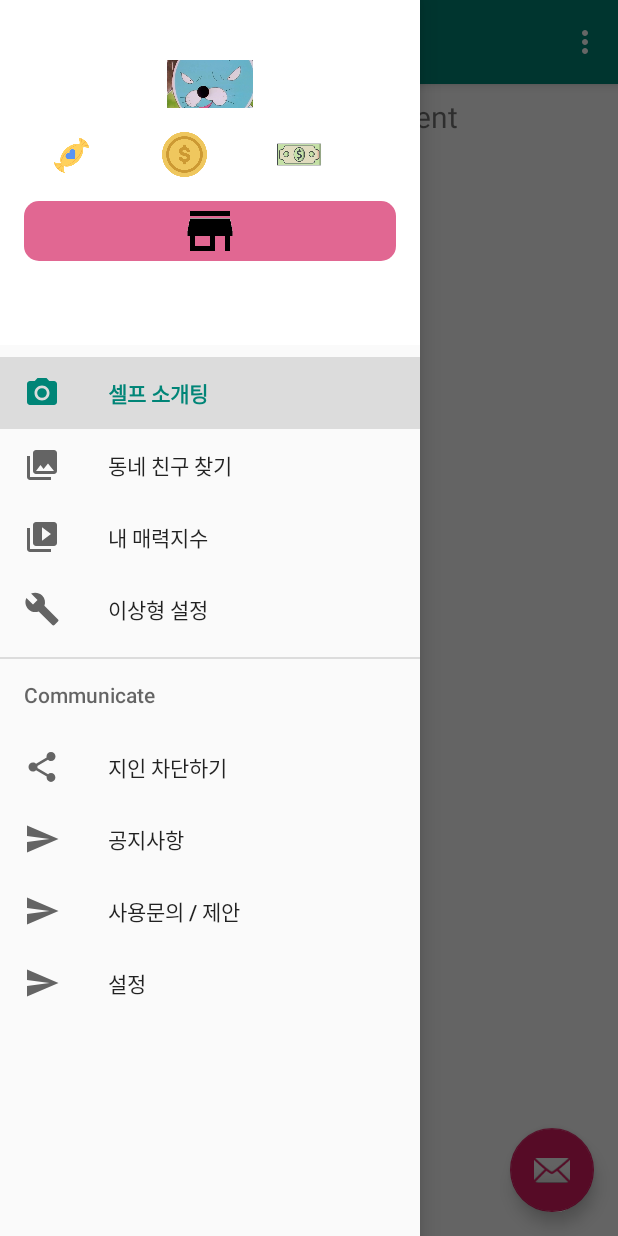
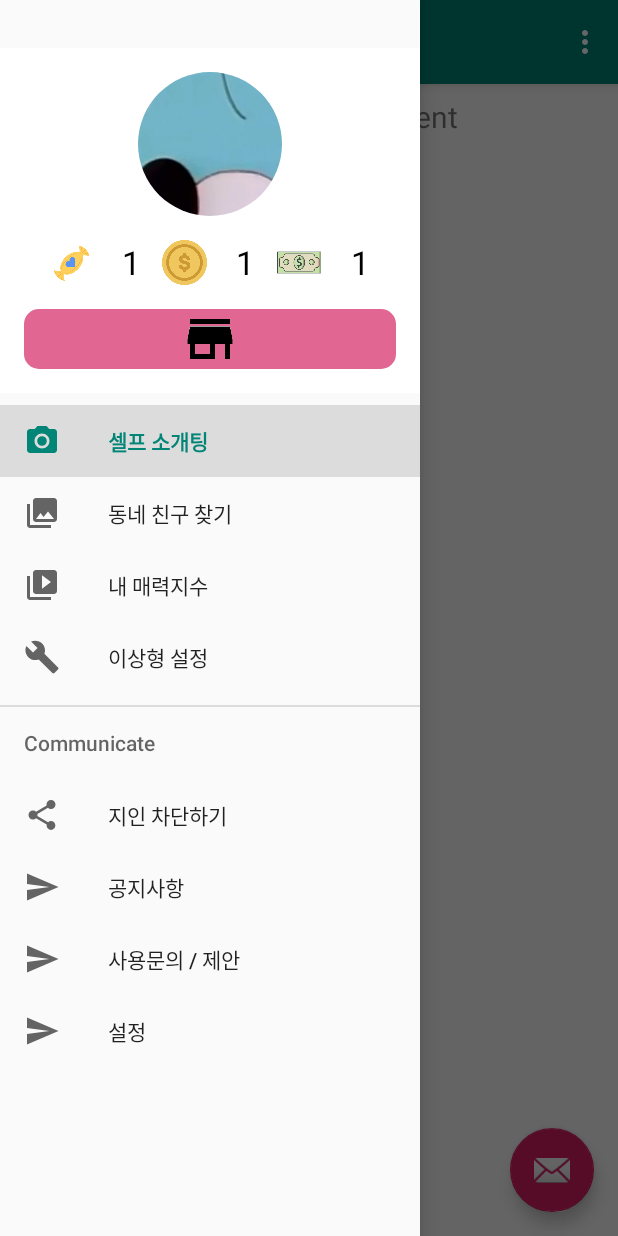
Before and after one commit to JASON8917/DateApp, an Android app: the screen it shows after launch (MainActivity), with the side drawer open, on a phone screen of 412 x 824 dp. Run offline under Robolectric (Android 15) with nearby library versions, the phone set to English and light mode, and no system bars; our stand-ins replace CircleImageView, navigation-ui.

Commit message:
navigationvar-profile-image_round complete 2019-11-12

```diff
--- a/app/build.gradle
+++ b/app/build.gradle
@@ -29,6 +29,7 @@ dependencies {
     implementation 'androidx.navigation:navigation-fragment:2.0.0'
     implementation 'androidx.navigation:navigation-ui:2.0.0'
     implementation 'androidx.lifecycle:lifecycle-extensions:2.0.0'
+    implementation 'de.hdodenhof:circleimageview:3.0.1'
     testImplementation 'junit:junit:4.12'
     androidTestImplementation 'androidx.test.ext:junit:1.1.1'
     androidTestImplementation 'androidx.test.espresso:espresso-core:3.2.0'
--- /dev/null
+++ b/app/src/main/res/drawable/ic_menu_profile_bg.xml
@@ -0,0 +1,6 @@
+<?xml version="1.0" encoding="UTF-8"?>
+<shape xmlns:android="http://schemas.android.com/apk/res/android">
+    <solid android:color="#FFFFFFFF"/>
+    <corners android:radius="10dip"/>
+    <padding android:left="0dp" android:top="0dp" android:right="0dp" android:bottom="0dp" />
+</shape>
--- a/app/src/main/res/layout/nav_header_main.xml
+++ b/app/src/main/res/layout/nav_header_main.xml
@@ -5,6 +5,7 @@
     android:layout_height="@dimen/nav_header_height"
     android:background="@drawable/side_nav_bar"
     android:gravity="top"
+    android:layout_marginTop="32dp"
     android:orientation="vertical"
     android:paddingLeft="@dimen/activity_horizontal_margin"
     android:paddingTop="@dimen/activity_vertical_margin"
@@ -12,14 +13,17 @@
     android:paddingBottom="@dimen/activity_vertical_margin"
     android:theme="@style/ThemeOverlay.AppCompat.Dark">
 
-    <ImageView
+    <de.hdodenhof.circleimageview.CircleImageView
+        xmlns:app="http://schemas.android.com/apk/res-auto"
         android:id="@+id/imageView"
         android:layout_width="match_parent"
-        android:layout_height="40dp"
-        android:contentDescription="@string/nav_header_desc"
-        android:layout_marginTop="16dp"
-        android:paddingTop="@dimen/nav_header_vertical_spacing"
-        app:srcCompat="@drawable/ic_menu_profile" />
+        android:layout_height="96dp"
+        android:src="@drawable/ic_menu_profile"
+        app:civ_border_width="0dp"
+        app:civ_border_color="#00000000"/>
+
+
+
 
     <LinearLayout
     android:layout_width="match_parent"
@@ -46,6 +50,8 @@
         android:layout_height="30dp"
         android:paddingLeft="5dp"
         android:textSize="@dimen/header_text_size"
+        android:textColor="@color/colorBlack"
+        android:textAlignment="center"
         android:text="@string/nav_header_subtitle" />
     </LinearLayout>
 
@@ -67,6 +73,7 @@
         android:paddingLeft="5dp"
         android:textSize="@dimen/header_text_size"
         android:text="@string/nav_header_subtitle"
+        android:textColor="@color/colorBlack"
         android:textAlignment="center"
         />
     </LinearLayout>
@@ -89,6 +96,7 @@
         android:paddingLeft="5dp"
         android:textSize="@dimen/header_text_size"
         android:text="@string/nav_header_subtitle"
+        android:textColor="@color/colorBlack"
         android:textAlignment="center" />
     </LinearLayout>
 </LinearLayout>
--- a/app/src/main/res/values/colors.xml
+++ b/app/src/main/res/values/colors.xml
@@ -4,4 +4,5 @@
     <color name="colorPrimaryDark">#00574B</color>
     <color name="colorAccent">#D81B60</color>
     <color name="colorWhite">#FFFFFF</color>
+    <color name="colorBlack">#000000</color>
 </resources>
```
Also changed, not shown: app/src/main/res/drawable/ic_menu_profile_xm.xml (deleted, +0 -9 lines), app/src/main/res/drawable/ic_menu_profile.png.
